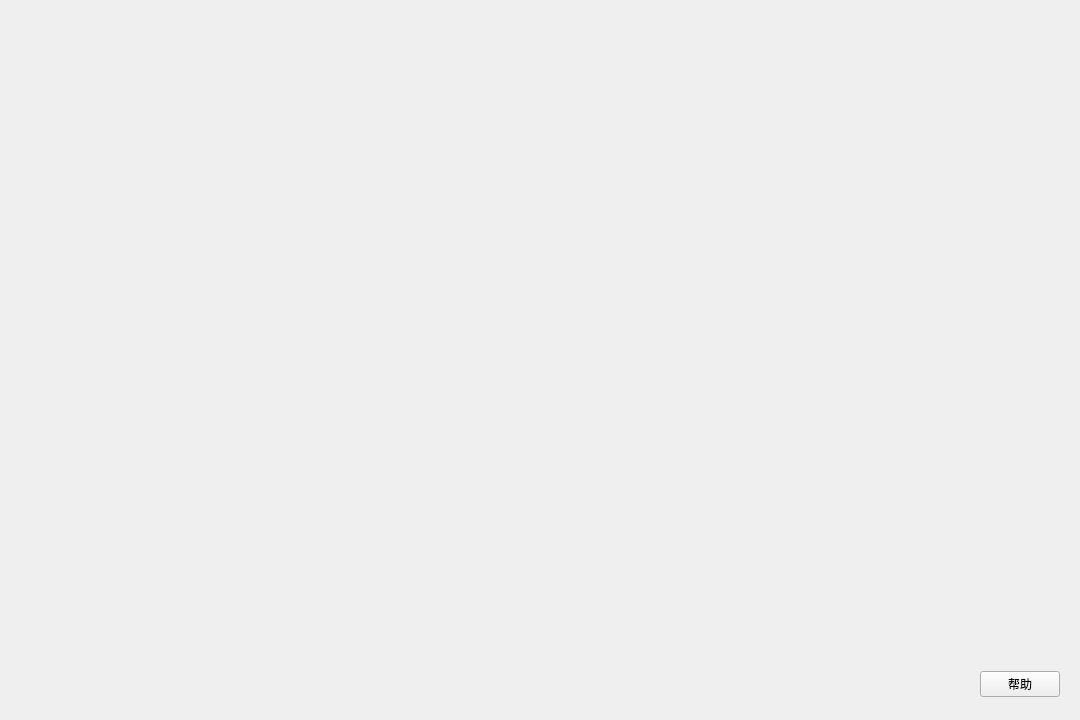
Before: the Qt Designer form game/game.ui in tanxuan21/GreedySnake, drawn with Qt 5.
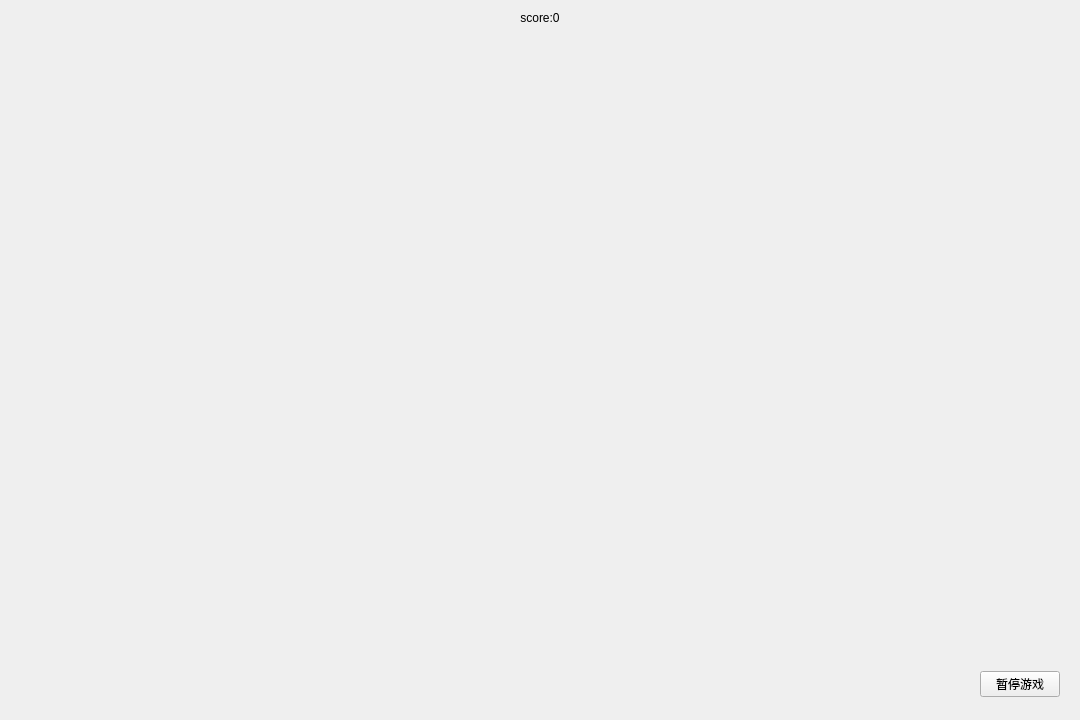
After: the same form once the commit is applied. Custom widgets are drawn as their Qt base class.

The edit to the form file:
```diff
--- a/game/game.ui
+++ b/game/game.ui
@@ -20,6 +20,22 @@
    <string>Form</string>
   </property>
   <layout class="QVBoxLayout" name="verticalLayout">
+   <item>
+    <widget class="QLabel" name="scoreLabel">
+     <property name="sizePolicy">
+      <sizepolicy hsizetype="Expanding" vsizetype="Fixed">
+       <horstretch>0</horstretch>
+       <verstretch>0</verstretch>
+      </sizepolicy>
+     </property>
+     <property name="text">
+      <string>score:0</string>
+     </property>
+     <property name="alignment">
+      <set>Qt::AlignCenter</set>
+     </property>
+    </widget>
+   </item>
    <item>
     <widget class="QWidget" name="widget" native="true">
      <layout class="QHBoxLayout" name="horizontalLayout_2">
@@ -90,7 +106,7 @@
       <item>
        <widget class="QPushButton" name="pushButton">
         <property name="text">
-         <string>帮助</string>
+         <string>暂停游戏</string>
         </property>
        </widget>
       </item>
```
Left out of the diff: 2 changed lines with no effect on the pictures.
